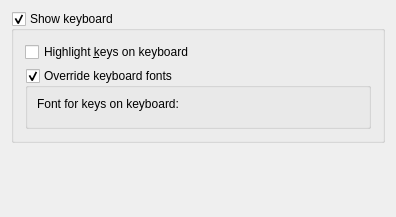
Old version of the form src/ui/ktouchprefkeyboardpage.ui in the repository KDE/ktouch.
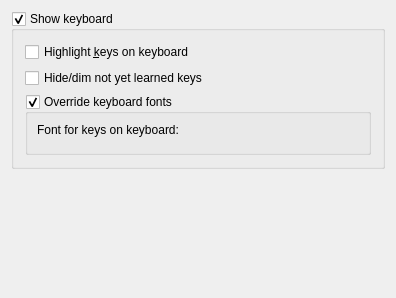
New version of the form. Custom widgets are drawn as their Qt base class.

Commit message: Added configuration option for hiding/dimming yet unknown keys.

```diff
--- a/src/ui/ktouchprefkeyboardpage.ui
+++ b/src/ui/ktouchprefkeyboardpage.ui
@@ -6,14 +6,14 @@
     <x>0</x>
     <y>0</y>
     <width>396</width>
-    <height>217</height>
+    <height>298</height>
    </rect>
   </property>
   <property name="windowTitle" >
    <string>Keyboard Settings</string>
   </property>
-  <layout class="QGridLayout" >
-   <item row="0" column="0" >
+  <layout class="QVBoxLayout" >
+   <item>
     <widget class="QGroupBox" name="kcfg_ShowKeyboard" >
      <property name="title" >
       <string>Show keyboard</string>
@@ -21,8 +21,8 @@
      <property name="checkable" >
       <bool>true</bool>
      </property>
-     <layout class="QGridLayout" >
-      <item row="0" column="0" >
+     <layout class="QVBoxLayout" >
+      <item>
        <widget class="QCheckBox" name="kcfg_ShowAnimation" >
         <property name="toolTip" >
          <string>Show on the keyboards the keys you have to type</string>
@@ -35,7 +35,14 @@
         </property>
        </widget>
       </item>
-      <item row="1" column="0" >
+      <item>
+       <widget class="QCheckBox" name="kcfg_ShowLearnedKeysOnly" >
+        <property name="text" >
+         <string>Hide/dim not yet learned keys </string>
+        </property>
+       </widget>
+      </item>
+      <item>
        <widget class="QGroupBox" name="kcfg_OverrideKeyboardFont" >
         <property name="toolTip" >
          <string>If checked you can specify your own keyboard font instead of the predefined one of the keyboard layout.</string>
@@ -91,7 +98,7 @@
      </layout>
     </widget>
    </item>
-   <item row="1" column="0" >
+   <item>
     <spacer>
      <property name="orientation" >
       <enum>Qt::Vertical</enum>
```
The commit also changes 1 other file.
